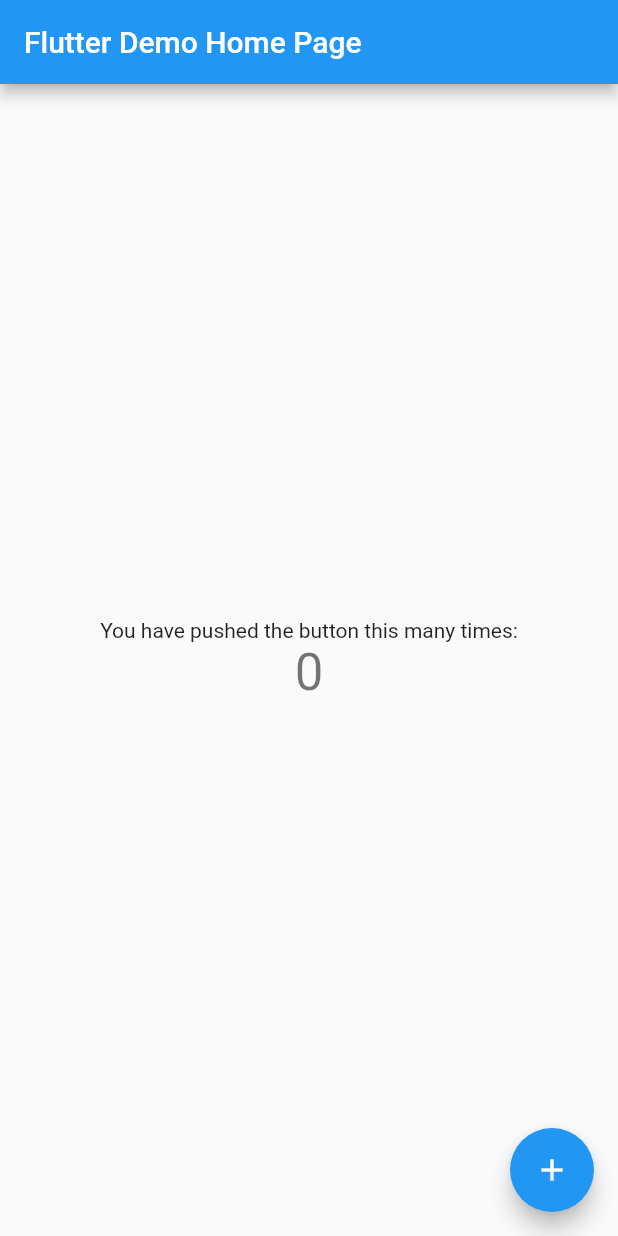
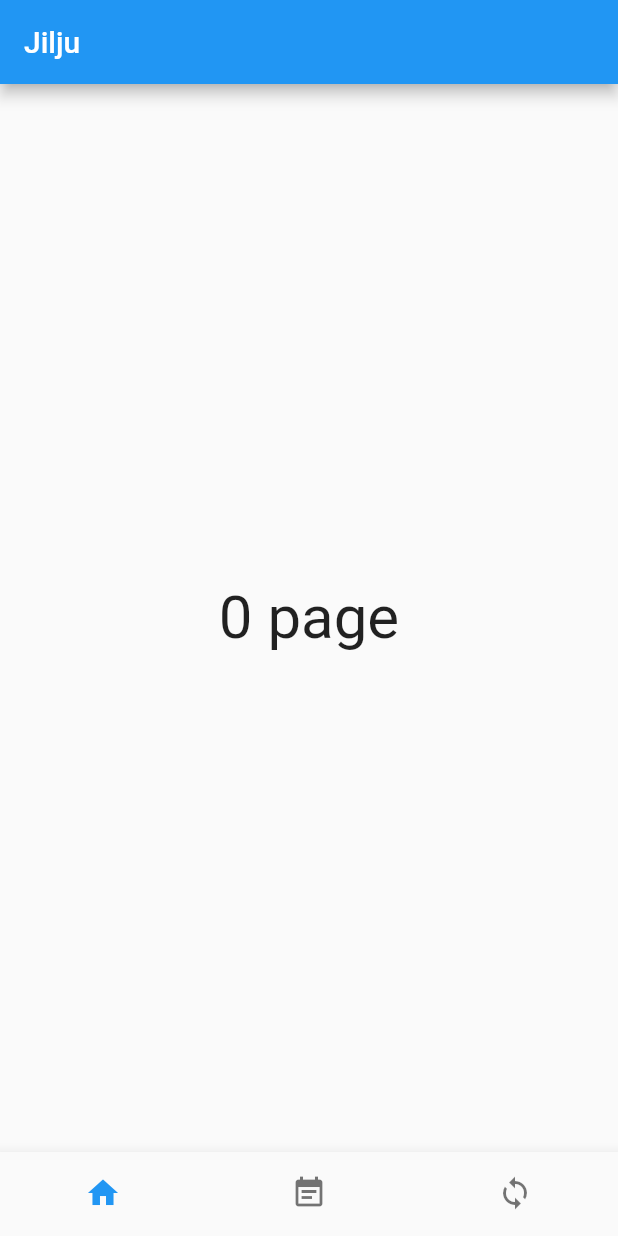
Before and after one commit to osamhack2021/APP_IoT_Jilju_Jilju, a Flutter app: the screen it shows after launch, on a phone screen of 412 x 824 dp. Run offline on Flutter 3.47's test engine with Material 2 defaults, Android fonts, the phone set to English and light mode, and no system bars.

Commit message:
하단 탭 작성

```diff
--- a/APP/jilju/lib/main.dart
+++ b/APP/jilju/lib/main.dart
@@ -1,115 +1,72 @@
 import 'package:flutter/material.dart';
 
 void main() {
-  runApp(const MyApp());
+  runApp(const Jilju());
 }
 
-class MyApp extends StatelessWidget {
-  const MyApp({Key? key}) : super(key: key);
+class Jilju extends StatelessWidget {
+  const Jilju({Key? key}) : super(key: key);
 
-  // This widget is the root of your application.
   @override
   Widget build(BuildContext context) {
     return MaterialApp(
-      title: 'Flutter Demo',
+      title: 'Jilju',
       theme: ThemeData(
-        // This is the theme of your application.
-        //
-        // Try running your application with "flutter run". You'll see the
-        // application has a blue toolbar. Then, without quitting the app, try
-        // changing the primarySwatch below to Colors.green and then invoke
-        // "hot reload" (press "r" in the console where you ran "flutter run",
-        // or simply save your changes to "hot reload" in a Flutter IDE).
-        // Notice that the counter didn't reset back to zero; the application
-        // is not restarted.
         primarySwatch: Colors.blue,
       ),
-      home: const MyHomePage(title: 'Flutter Demo Home Page'),
+      home: const JiljuMainPage(title: 'Jilju'),
     );
   }
 }
 
-class MyHomePage extends StatefulWidget {
-  const MyHomePage({Key? key, required this.title}) : super(key: key);
-
-  // This widget is the home page of your application. It is stateful, meaning
-  // that it has a State object (defined below) that contains fields that affect
-  // how it looks.
-
-  // This class is the configuration for the state. It holds the values (in this
-  // case the title) provided by the parent (in this case the App widget) and
-  // used by the build method of the State. Fields in a Widget subclass are
-  // always marked "final".
+class JiljuMainPage extends StatefulWidget {
+  const JiljuMainPage({Key? key, required this.title}) : super(key: key);
 
   final String title;
 
   @override
-  State<MyHomePage> createState() => _MyHomePageState();
+  State<JiljuMainPage> createState() => _JiljuMainPageState();
 }
 
-class _MyHomePageState extends State<MyHomePage> {
-  int _counter = 0;
-
-  void _incrementCounter() {
-    setState(() {
-      // This call to setState tells the Flutter framework that something has
-      // changed in this State, which causes it to rerun the build method below
-      // so that the display can reflect the updated values. If we changed
-      // _counter without calling setState(), then the build method would not be
-      // called again, and so nothing would appear to happen.
-      _counter++;
-    });
-  }
+class _JiljuMainPageState extends State<JiljuMainPage> {
+  int _index = 0;
 
   @override
   Widget build(BuildContext context) {
-    // This method is rerun every time setState is called, for instance as done
-    // by the _incrementCounter method above.
-    //
-    // The Flutter framework has been optimized to make rerunning build methods
-    // fast, so that you can just rebuild anything that needs updating rather
-    // than having to individually change instances of widgets.
     return Scaffold(
       appBar: AppBar(
-        // Here we take the value from the MyHomePage object that was created by
-        // the App.build method, and use it to set our appbar title.
         title: Text(widget.title),
       ),
       body: Center(
-        // Center is a layout widget. It takes a single child and positions it
-        // in the middle of the parent.
-        child: Column(
-          // Column is also a layout widget. It takes a list of children and
-          // arranges them vertically. By default, it sizes itself to fit its
-          // children horizontally, and tries to be as tall as its parent.
-          //
-          // Invoke "debug painting" (press "p" in the console, choose the
-          // "Toggle Debug Paint" action from the Flutter Inspector in Android
-          // Studio, or the "Toggle Debug Paint" command in Visual Studio Code)
-          // to see the wireframe for each widget.
-          //
-          // Column has various properties to control how it sizes itself and
-          // how it positions its children. Here we use mainAxisAlignment to
-          // center the children vertically; the main axis here is the vertical
-          // axis because Columns are vertical (the cross axis would be
-          // horizontal).
-          mainAxisAlignment: MainAxisAlignment.center,
-          children: <Widget>[
-            const Text(
-              'You have pushed the button this many times:',
-            ),
-            Text(
-              '$_counter',
-              style: Theme.of(context).textTheme.headline4,
-            ),
-          ],
+        child: Text(
+          '$_index page',
+          style: const TextStyle(fontSize: 40),
         ),
       ),
-      floatingActionButton: FloatingActionButton(
-        onPressed: _incrementCounter,
-        tooltip: 'Increment',
-        child: const Icon(Icons.add),
-      ), // This trailing comma makes auto-formatting nicer for build methods.
+      bottomNavigationBar: BottomNavigationBar(
+        onTap: (index) {
+          setState(() {
+            _index = index;
+          });
+        },
+        currentIndex: _index,
+        items: const <BottomNavigationBarItem>[
+          BottomNavigationBarItem(
+            label: 'Home',
+            icon: Icon(Icons.home)
+          ),
+          BottomNavigationBarItem(
+            label: 'Detail',
+            icon: Icon(Icons.event_note)
+          ),
+          BottomNavigationBarItem(
+            label: 'Sync',
+            icon: Icon(Icons.sync)
+          ),
+        ],
+        showSelectedLabels: false,
+        showUnselectedLabels: false,
+      ),
     );
   }
 }
```
Also changed, not shown: 1 other file.
